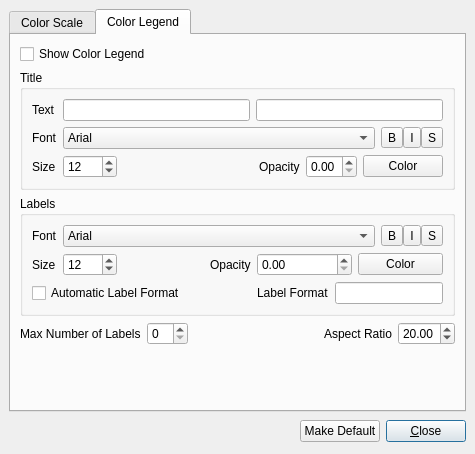
Old version of the form Qt/Components/Resources/UI/pqColorScaleDialog.ui in the repository wildmichael/ParaView3-enhancements-old.
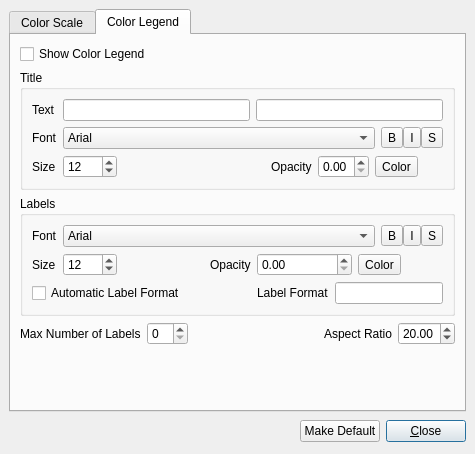
New version of the form. The open tabs and pages were chosen to show the change. Custom widgets are drawn as their Qt base class.

Commit message: ENH: Fixed BUG #6695. Legend text colors are by default linked with global "Text" color. Fixing the color editor dialog to allow the user to choose the global property linking.

What changed in the file:
```diff
--- a/Qt/Components/Resources/UI/pqColorScaleDialog.ui
+++ b/Qt/Components/Resources/UI/pqColorScaleDialog.ui
@@ -690,7 +690,7 @@
            </widget>
           </item>
           <item row="2" column="5" colspan="2" >
-           <widget class="pqColorChooserButton" name="TitleColorButton" >
+           <widget class="pqStandardColorButton" name="TitleColorButton" >
             <property name="whatsThis" >
              <string>Click this button to set the title color.</string>
             </property>
@@ -895,7 +895,7 @@
            </widget>
           </item>
           <item row="1" column="6" colspan="2" >
-           <widget class="pqColorChooserButton" name="LabelColorButton" >
+           <widget class="pqStandardColorButton" name="LabelColorButton" >
             <property name="whatsThis" >
              <string>Click this button to set the label color.</string>
             </property>
@@ -995,9 +995,9 @@
  </widget>
  <customwidgets>
   <customwidget>
-   <class>pqColorChooserButton</class>
-   <extends>QPushButton</extends>
-   <header>pqColorChooserButton.h</header>
+   <class>pqStandardColorButton</class>
+   <extends>QToolButton</extends>
+   <header>pqStandardColorButton.h</header>
   </customwidget>
   <customwidget>
    <class>QVTKWidget</class>
```
The commit also changes 2 other files.
